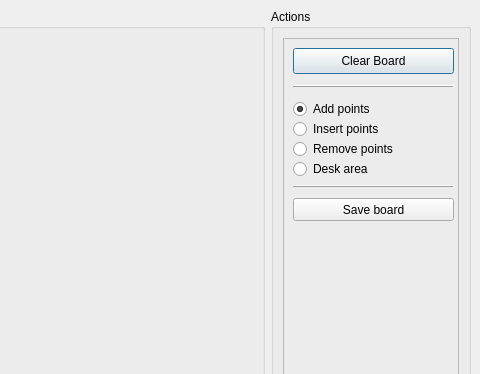
Old version of the form board_tool/ui/mainform.ui in the repository hateom/billard3d; both pictures show x 643 to 1123 and y 0 to 374 of the 1123 by 606 pixel window.
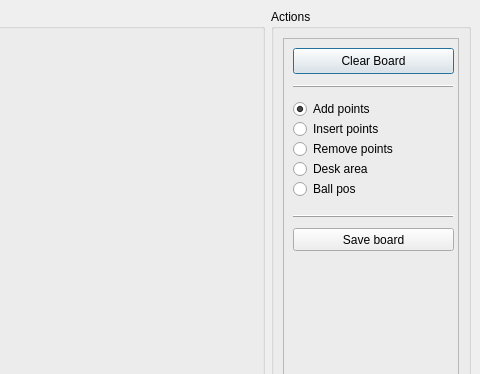
New version of the form.

Patch:
```diff
--- a/board_tool/ui/mainform.ui
+++ b/board_tool/ui/mainform.ui
@@ -65,35 +65,6 @@
           <string>Clear Board</string>
          </property>
         </widget>
-        <widget class="QFrame" name="frame_3" >
-         <property name="geometry" >
-          <rect>
-           <x>10</x>
-           <y>140</y>
-           <width>161</width>
-           <height>16</height>
-          </rect>
-         </property>
-         <property name="frameShape" >
-          <enum>QFrame::HLine</enum>
-         </property>
-         <property name="frameShadow" >
-          <enum>QFrame::Raised</enum>
-         </property>
-        </widget>
-        <widget class="QPushButton" name="btnSave" >
-         <property name="geometry" >
-          <rect>
-           <x>10</x>
-           <y>160</y>
-           <width>161</width>
-           <height>23</height>
-          </rect>
-         </property>
-         <property name="text" >
-          <string>Save board</string>
-         </property>
-        </widget>
         <widget class="QFrame" name="frame_2" >
          <property name="geometry" >
           <rect>
@@ -165,6 +136,48 @@
           <string>Desk area</string>
          </property>
         </widget>
+        <widget class="QPushButton" name="btnSave" >
+         <property name="geometry" >
+          <rect>
+           <x>10</x>
+           <y>190</y>
+           <width>161</width>
+           <height>23</height>
+          </rect>
+         </property>
+         <property name="text" >
+          <string>Save board</string>
+         </property>
+        </widget>
+        <widget class="QFrame" name="frame_3" >
+         <property name="geometry" >
+          <rect>
+           <x>10</x>
+           <y>170</y>
+           <width>161</width>
+           <height>16</height>
+          </rect>
+         </property>
+         <property name="frameShape" >
+          <enum>QFrame::HLine</enum>
+         </property>
+         <property name="frameShadow" >
+          <enum>QFrame::Raised</enum>
+         </property>
+        </widget>
+        <widget class="QRadioButton" name="radioBall" >
+         <property name="geometry" >
+          <rect>
+           <x>10</x>
+           <y>140</y>
+           <width>91</width>
+           <height>22</height>
+          </rect>
+         </property>
+         <property name="text" >
+          <string>Ball pos</string>
+         </property>
+        </widget>
        </widget>
       </item>
       <item>
```
